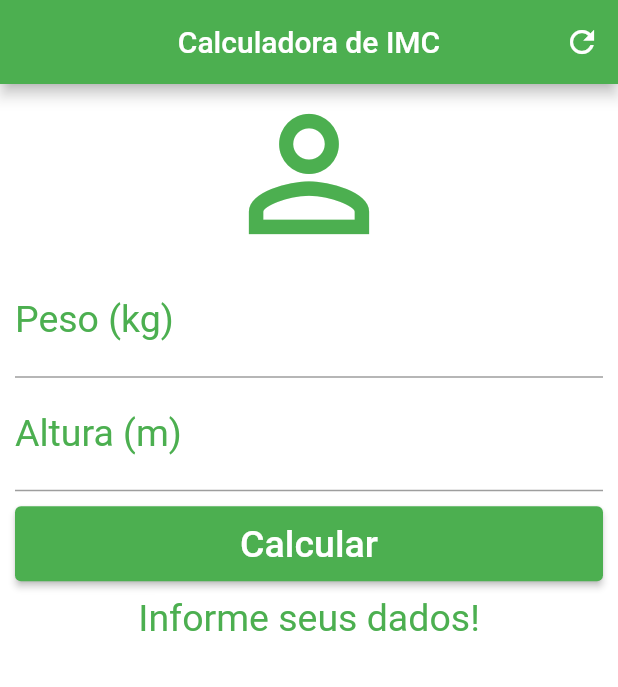
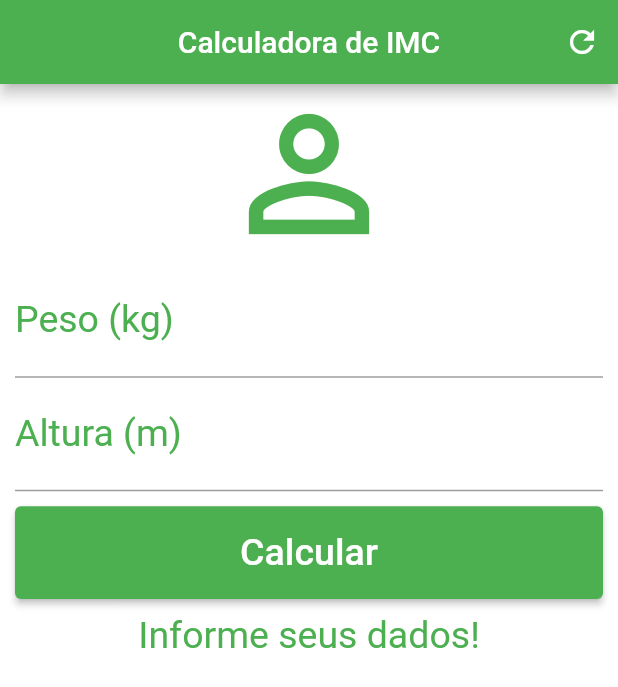
Before and after one commit to viniciusoliverrs/CalculadoraIMCApp, a Flutter app: the screen it shows after launch, on a phone screen of 412 x 824 dp. Shown: the top 687 px of the screen. Run offline on Flutter 3.47's test engine with Material 2 defaults, Android fonts, the phone set to English and light mode, and no system bars; missing offline and left inert: dart:ffi.

Commit message:
feat: Refatorando color e tamanhos

```diff
--- a/lib/pages/home_page.dart
+++ b/lib/pages/home_page.dart
@@ -1,7 +1,9 @@
-import 'package:calculadora_imc_app/controllers/home_controller.dart';
 import 'package:flutter/material.dart';
 
+import '../controllers/home_controller.dart';
 import '../repositories/calculadora_repository.dart';
+import '../theme/appcolors.dart';
+import '../theme/appsizes.dart';
 import '../widgets/custom_field_widget.dart';
 
 class HomePage extends StatefulWidget {
@@ -36,7 +38,7 @@ class _HomePageState extends State<HomePage> {
       appBar: AppBar(
         title: const Text("Calculadora de IMC"),
         centerTitle: true,
-        backgroundColor: Colors.green,
+        backgroundColor: AppColors.primary,
         actions: <Widget>[
           IconButton(
             icon: const Icon(Icons.refresh),
@@ -44,7 +46,7 @@ class _HomePageState extends State<HomePage> {
           ),
         ],
       ),
-      backgroundColor: Colors.white,
+      backgroundColor: AppColors.light,
       body: SingleChildScrollView(
         padding: const EdgeInsets.fromLTRB(10.0, 0.0, 10.0, 0.0),
         child: Column(
@@ -54,8 +56,11 @@ class _HomePageState extends State<HomePage> {
               child: Column(
                 crossAxisAlignment: CrossAxisAlignment.stretch,
                 children: [
-                  const Icon(Icons.person_outline,
-                      size: 120.0, color: Colors.green),
+                  const Icon(
+                    Icons.person_outline,
+                    size: AppSizes.iconSizeLarge,
+                    color: AppColors.primary,
+                  ),
                   CustomFieldWidget(
                     controller: pesoController,
                     label: "Peso (kg)",
@@ -71,7 +76,7 @@ class _HomePageState extends State<HomePage> {
                   Padding(
                       padding: const EdgeInsets.only(top: 10.0, bottom: 10.0),
                       child: SizedBox(
-                        height: 50.0,
+                        height: MediaQuery.of(context).size.width * 0.15,
                         child: ElevatedButton(
                           onPressed: () {
                             if (formKey.currentState!.validate()) {
@@ -84,11 +89,14 @@ class _HomePageState extends State<HomePage> {
                           },
                           child: const Text(
                             "Calcular",
-                            style:
-                                TextStyle(color: Colors.white, fontSize: 25.0),
+                            style: TextStyle(
+                              color: Colors.white,
+                              fontSize: AppSizes.fontSizeLarge,
+                            ),
                           ),
-                          style:
-                              ElevatedButton.styleFrom(primary: Colors.green),
+                          style: ElevatedButton.styleFrom(
+                            primary: AppColors.primary,
+                          ),
                         ),
                       )),
                 ],
@@ -99,8 +107,10 @@ class _HomePageState extends State<HomePage> {
               builder: (context, infoText, child) {
                 return Text(infoText,
                     textAlign: TextAlign.center,
-                    style:
-                        const TextStyle(color: Colors.green, fontSize: 25.0));
+                    style: const TextStyle(
+                      color: AppColors.primary,
+                      fontSize: AppSizes.fontSizeLarge,
+                    ));
               },
             ),
           ],
--- a/lib/theme/appcolors.dart
+++ b/lib/theme/appcolors.dart
@@ -0,0 +1,6 @@
+import 'package:flutter/material.dart';
+
+class AppColors {
+  static const Color primary = Colors.green;
+  static const Color light = Colors.white;
+}
--- a/lib/theme/appsizes.dart
+++ b/lib/theme/appsizes.dart
@@ -0,0 +1,4 @@
+class AppSizes {
+  static const double fontSizeLarge = 25;
+  static const double iconSizeLarge = 120;
+}
```
